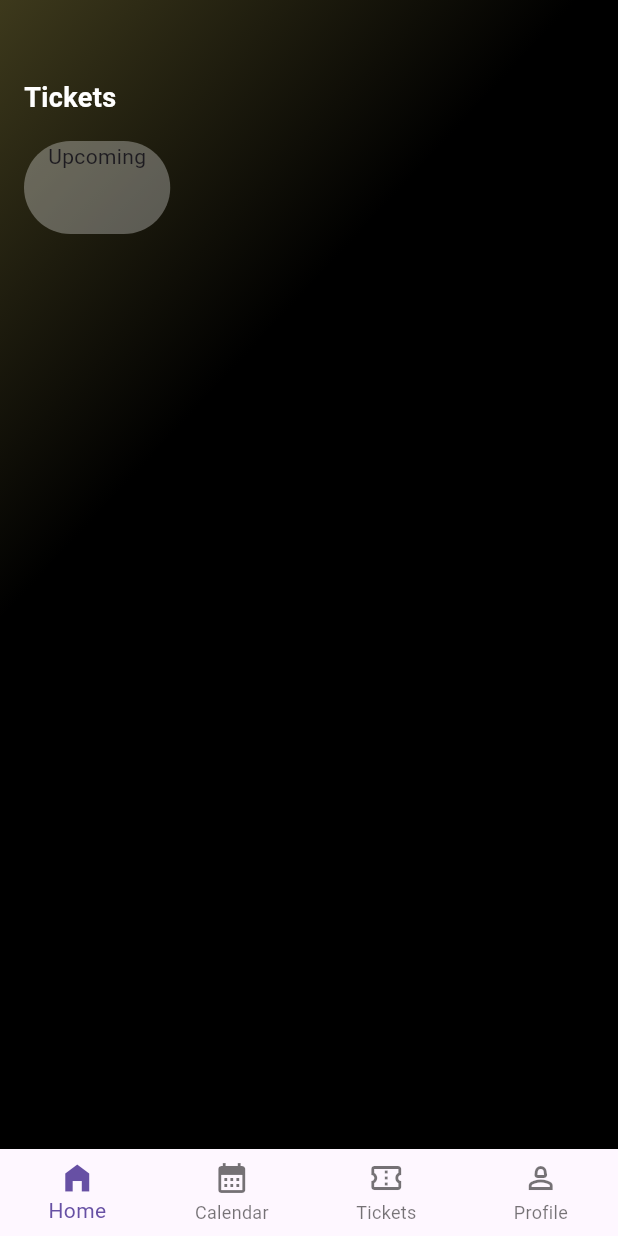
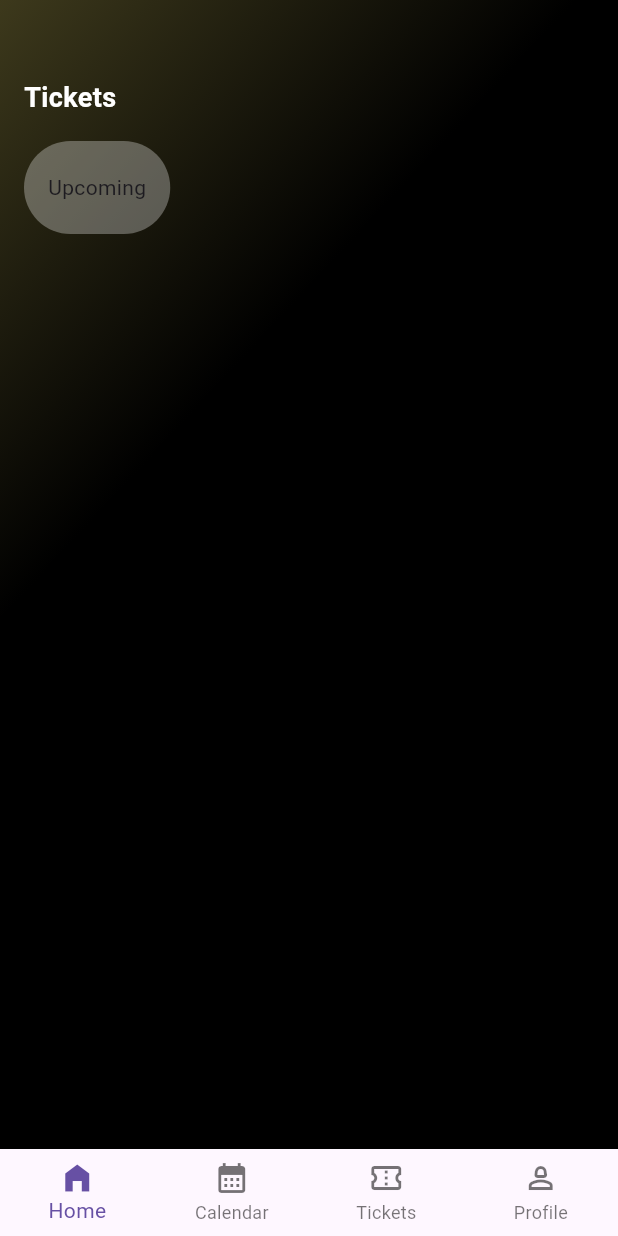
Before and after one commit to JAICHANGPARK/flutter_notebook_chapter_43, a Flutter app: the EventHomePage screen opened directly, on a phone screen of 412 x 824 dp. Run offline on Flutter 3.47's test engine with Material 3 defaults, Android fonts, the phone set to English and light mode, and no system bars; our stand-ins replace gap, hugeicons, percent_indicator.

Commit message:
Update event_home_page.dart

```diff
--- a/lib/ep2186_event_app/ui/event_home_page.dart
+++ b/lib/ep2186_event_app/ui/event_home_page.dart
@@ -55,11 +55,7 @@ class _EventHomePageState extends State<EventHomePage> {
                             color: Colors.white.withValues(alpha: .3)
                           ),
                           padding: EdgeInsets.symmetric(horizontal: 16),
-                          child: Column(
-                            children: [
-                              Text("Upcoming"),
-                            ],
-                          ),
+                          child: Center(child: Text("Upcoming")),
                         )
                       ],
                     ),
```
